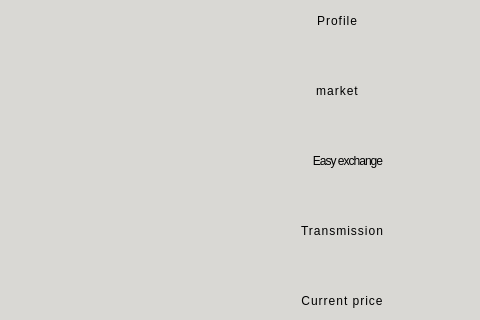
First picture: the form in clients/dashboard.ui, repository Abbas2026/Exchange, before the edit; both pictures show x 798 to 1278 and y 350 to 670 of the 1278 by 904 pixel window.
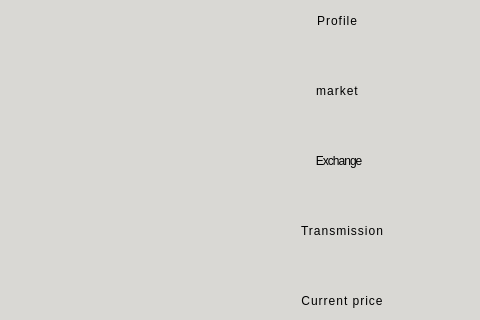
Second picture: the form after the edit. Icons and pictures are not drawn.

Commit message: [CLIENT][SERRVER][EXCHANGE] Complete implementation of the exchange section, including design and communication with the server.

Diff of the .ui file:
```diff
--- a/clients/dashboard.ui
+++ b/clients/dashboard.ui
@@ -228,28 +228,6 @@
      <number>-6</number>
     </property>
    </widget>
-   <widget class="QPushButton" name="easyexchange_btn">
-    <property name="geometry">
-     <rect>
-      <x>1040</x>
-      <y>490</y>
-      <width>211</width>
-      <height>41</height>
-     </rect>
-    </property>
-    <property name="cursor">
-     <cursorShape>PointingHandCursor</cursorShape>
-    </property>
-    <property name="styleSheet">
-     <string notr="true">border:none;
-color: rgb(0, 0, 0);
-font: 28pt &quot;Bangers&quot;;
-letter-spacing: -1px;</string>
-    </property>
-    <property name="text">
-     <string>Easy exchange</string>
-    </property>
-   </widget>
    <widget class="QTextEdit" name="textEdit">
     <property name="enabled">
      <bool>false</bool>
@@ -399,6 +377,28 @@
      <string> withdrawal</string>
     </property>
    </widget>
+   <widget class="QPushButton" name="easyexchange_btn">
+    <property name="geometry">
+     <rect>
+      <x>1060</x>
+      <y>490</y>
+      <width>151</width>
+      <height>41</height>
+     </rect>
+    </property>
+    <property name="cursor">
+     <cursorShape>PointingHandCursor</cursorShape>
+    </property>
+    <property name="styleSheet">
+     <string notr="true">border:none;
+color: rgb(0, 0, 0);
+font: 28pt &quot;Bangers&quot;;
+letter-spacing: -1px;</string>
+    </property>
+    <property name="text">
+     <string> Exchange</string>
+    </property>
+   </widget>
    <zorder>textEdit</zorder>
    <zorder>currentprice_btn</zorder>
    <zorder>Mywallets_btn</zorder>
```
Left out of the diff: 2 changed lines with no effect on the pictures. The commit also changes 85 other files.
